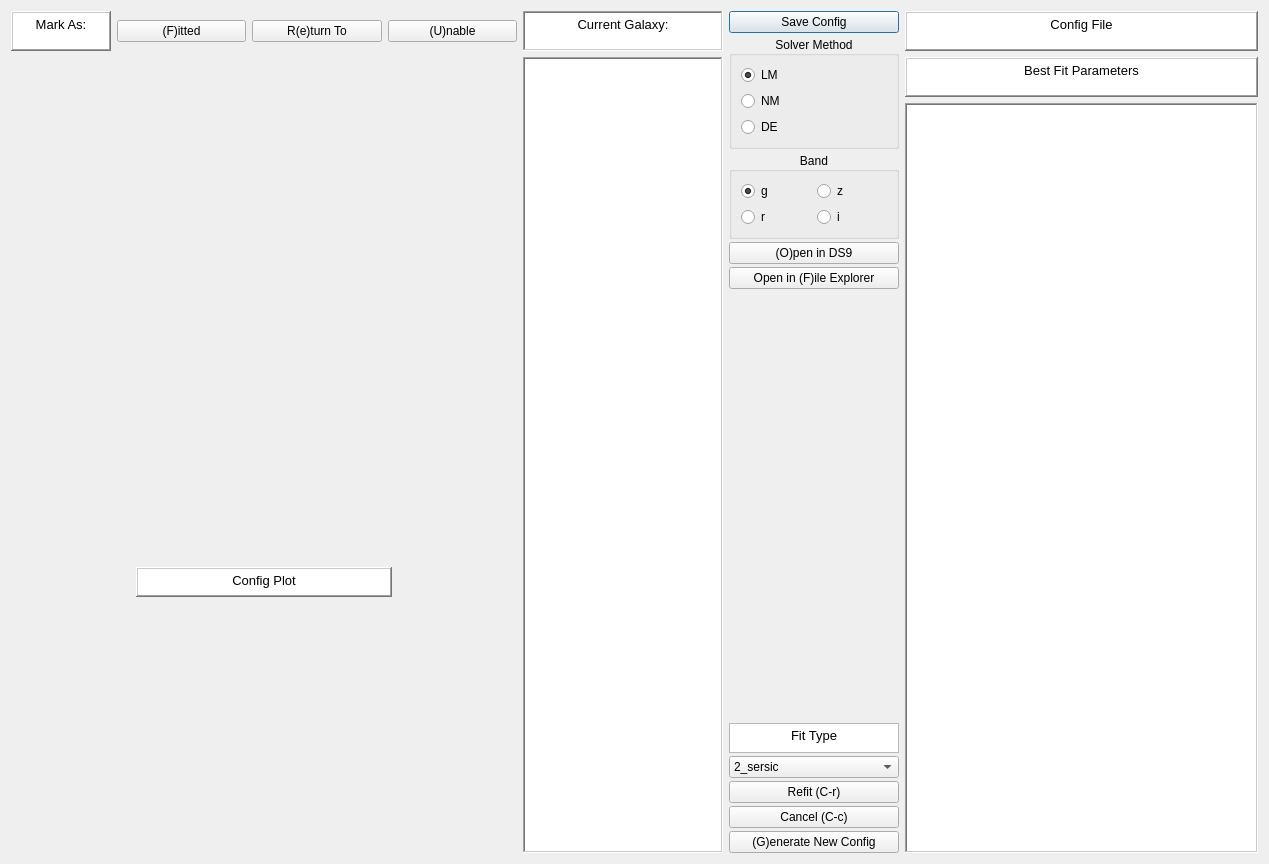
First picture: the form in GUI/fit_gui.ui, repository rpsmith4/photometric-decomp-analysis, before the edit.
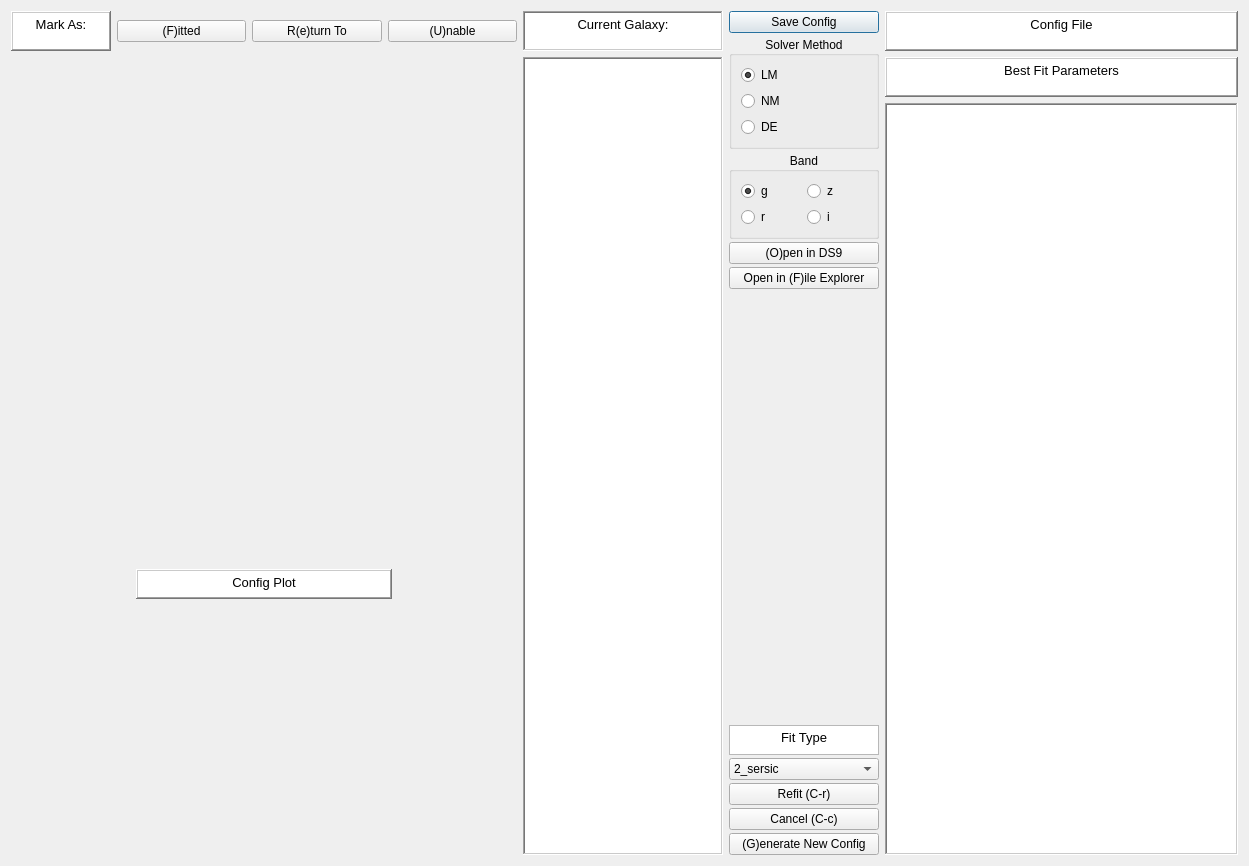
Second picture: the form after the edit.

```diff
--- a/GUI/fit_gui.ui
+++ b/GUI/fit_gui.ui
@@ -6,7 +6,7 @@
    <rect>
     <x>0</x>
     <y>0</y>
-    <width>1269</width>
+    <width>1249</width>
     <height>864</height>
    </rect>
   </property>
@@ -18,7 +18,7 @@
   </property>
   <layout class="QGridLayout" name="gridLayout" columnstretch="0,0,0,1">
    <property name="sizeConstraint">
-    <enum>QLayout::SizeConstraint::SetNoConstraint</enum>
+    <enum>QLayout::SizeConstraint::SetDefaultConstraint</enum>
    </property>
    <item row="2" column="3">
     <layout class="QVBoxLayout" name="verticalLayout_2">
@@ -181,6 +181,12 @@
      </property>
      <item>
       <widget class="QPushButton" name="saveconfigbutton">
+       <property name="maximumSize">
+        <size>
+         <width>16777215</width>
+         <height>150</height>
+        </size>
+       </property>
        <property name="text">
         <string>Save Config</string>
        </property>
@@ -190,7 +196,7 @@
       <widget class="QGroupBox" name="groupBox">
        <property name="maximumSize">
         <size>
-         <width>16777215</width>
+         <width>150</width>
          <height>150</height>
         </size>
        </property>
@@ -235,7 +241,7 @@
       <widget class="QGroupBox" name="groupBox_2">
        <property name="maximumSize">
         <size>
-         <width>16777215</width>
+         <width>150</width>
          <height>150</height>
         </size>
        </property>
@@ -285,6 +291,12 @@
      </item>
      <item>
       <widget class="QPushButton" name="opends9button">
+       <property name="maximumSize">
+        <size>
+         <width>150</width>
+         <height>16777215</height>
+        </size>
+       </property>
        <property name="text">
         <string>(O)pen in DS9</string>
        </property>
@@ -292,6 +304,12 @@
      </item>
      <item>
       <widget class="QPushButton" name="fileexplorerbutton">
+       <property name="maximumSize">
+        <size>
+         <width>150</width>
+         <height>16777215</height>
+        </size>
+       </property>
        <property name="text">
         <string>Open in (F)ile Explorer</string>
        </property>
@@ -317,7 +335,7 @@
       <widget class="QTextBrowser" name="textBrowser">
        <property name="maximumSize">
         <size>
-         <width>1000</width>
+         <width>150</width>
          <height>30</height>
         </size>
        </property>
@@ -335,6 +353,12 @@
      </item>
      <item>
       <widget class="QComboBox" name="fit_type_combo">
+       <property name="maximumSize">
+        <size>
+         <width>150</width>
+         <height>16777215</height>
+        </size>
+       </property>
        <property name="toolTip">
         <string>&lt;html&gt;&lt;head/&gt;&lt;body&gt;&lt;p&gt;Fit type&lt;/p&gt;&lt;/body&gt;&lt;/html&gt;</string>
        </property>
@@ -352,6 +376,12 @@
      </item>
      <item>
       <widget class="QPushButton" name="refitbutton">
+       <property name="maximumSize">
+        <size>
+         <width>150</width>
+         <height>16777215</height>
+        </size>
+       </property>
        <property name="text">
         <string>Refit (C-r)</string>
        </property>
@@ -359,6 +389,12 @@
      </item>
      <item>
       <widget class="QPushButton" name="cancelbutton">
+       <property name="maximumSize">
+        <size>
+         <width>150</width>
+         <height>16777215</height>
+        </size>
+       </property>
        <property name="text">
         <string>Cancel (C-c)</string>
        </property>
@@ -366,6 +402,12 @@
      </item>
      <item>
       <widget class="QPushButton" name="newconfbutton">
+       <property name="maximumSize">
+        <size>
+         <width>150</width>
+         <height>16777215</height>
+        </size>
+       </property>
        <property name="text">
         <string>(G)enerate New Config</string>
        </property>
```
Left out of the diff: 6 changed lines with no effect on the pictures.
